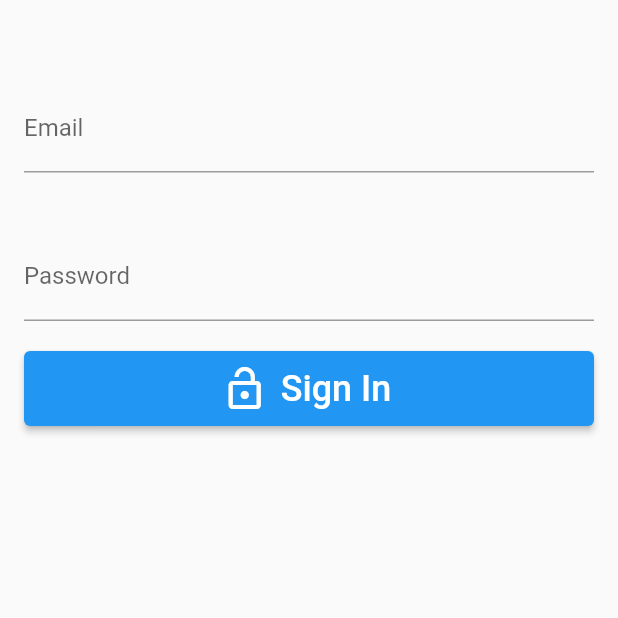
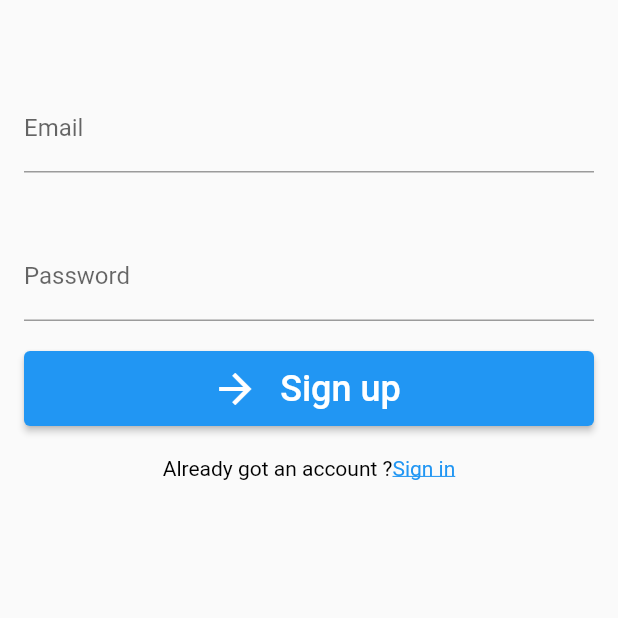
Before and after one commit to Massyl-ZLG/Trivial_Pursuit, a Flutter app: the screen it shows after launch, on a phone screen of 412 x 824 dp, the top half of it. Run offline on Flutter 3.47's test engine with Material 2 defaults, Android fonts, the phone set to English and light mode, and no system bars; our stand-ins replace email_validator, firebase_auth, firebase_core; accounts and stored records are empty.

Commit message:
sign un / sign up & validator mail / password

```diff
--- a/lib/main.dart
+++ b/lib/main.dart
@@ -1,12 +1,14 @@
 import 'package:flutter/material.dart';
 import 'package:firebase_core/firebase_core.dart';
 import 'package:firebase_auth/firebase_auth.dart';
-import 'package:test_flutter/widget/LoginWidget.dart';
+import 'package:test_flutter/page/auth_page.dart';
+import 'package:test_flutter/utils.dart';
 
 import 'home.dart';
 
 Future<void> main() async {
   WidgetsFlutterBinding.ensureInitialized();
+  await Firebase.initializeApp();
   runApp(MyApp());
 }
 
@@ -14,133 +16,38 @@ Future<void> main() async {
 final navigatorKey = GlobalKey<NavigatorState>();
 
 class MyApp extends StatelessWidget {
-  final Future<FirebaseApp> _fbApp = Firebase.initializeApp();
-  //const MyApp({super.key});
+  static const String title = 'Setup Firebase';
 
-  // This widget is the root of your application.
   @override
-  Widget build(BuildContext context) {
-    return MaterialApp(
-      title: 'Flutter Demo',
+  Widget build(BuildContext context) =>  MaterialApp(
+    scaffoldMessengerKey: Utils.messengerKey,
+      debugShowCheckedModeBanner: false,
+      title: title,
       navigatorKey: navigatorKey,
-      theme: ThemeData(
-        // This is the theme of your application.
-        //
-        // Try running your application with "flutter run". You'll see the
-        // application has a blue toolbar. Then, without quitting the app, try
-        // changing the primarySwatch below to Colors.green and then invoke
-        // "hot reload" (press "r" in the console where you ran "flutter run",
-        // or simply save your changes to "hot reload" in a Flutter IDE).
-        // Notice that the counter didn't reset back to zero; the application
-        // is not restarted.
-        primarySwatch: Colors.blue,
-      ),
-      home: FutureBuilder(
-        future: _fbApp,
-        builder: (context, snapshot) {
-          if (snapshot.hasError) {
-            print ('You have an error ! ${snapshot.error.toString()}');
-            return Text('Something went wrong');
-          } else if (snapshot.hasData) {
-            return const MyHomePage(title: 'eee');
-          } else {
-            return Center(
-              child: CircularProgressIndicator(),
-            );
-          }
-        },
-      )
-      //const Home(),
+      home:  MyHomePage(),
     );
-  }
+
 }
 
-class MyHomePage extends StatefulWidget {
-  const MyHomePage({super.key, required this.title});
-
-  // This widget is the home page of your application. It is stateful, meaning
-  // that it has a State object (defined below) that contains fields that affect
-  // how it looks.
-
-  // This class is the configuration for the state. It holds the values (in this
-  // case the title) provided by the parent (in this case the App widget) and
-  // used by the build method of the State. Fields in a Widget subclass are
-  // always marked "final".
-
-  final String title;
+class MyHomePage extends StatelessWidget {
 
   @override
-  State<MyHomePage> createState() => _MyHomePageState();
-}
-
-class _MyHomePageState extends State<MyHomePage> {
-
-
-  @override
-  Widget build(BuildContext context) {
-
-    return Scaffold(
+  Widget build(BuildContext context) => Scaffold(
         body : StreamBuilder<User?>(
           stream: FirebaseAuth.instance.authStateChanges(),
           builder: (context , snapshot){
             if(snapshot.connectionState == ConnectionState.waiting){
-              return Center(child: CircularProgressIndicator());
+              return const Center(child: CircularProgressIndicator());
+            }else if(snapshot.hasError){
+              return const Center(child: Text('Something went wrong  '));
             }else if(snapshot.hasData){
               return const Home();
+            }else{
+              return  AuthPage();
             }
-            return const LoginWidget();
+
           },
-      )
+        )
     );
-    // This method is rerun every time setState is called, for instance as done
-    // by the _incrementCounter method above.
-    //
-    // The Flutter framework has been optimized to make rerunning build methods
-    // fast, so that you can just rebuild anything that needs updating rather
-    // than having to individually change instances of widgets.
 
-
-    // return Scaffold(
-    //   appBar: AppBar(
-    //     // Here we take the value from the MyHomePage object that was created by
-    //     // the App.build method, and use it to set our appbar title.
-    //     title: Text(widget.title),
-    //   ),
-    //   body: Center(
-    //     // Center is a layout widget. It takes a single child and positions it
-    //     // in the middle of the parent.
-    //     child: Column(
-    //       // Column is also a layout widget. It takes a list of children and
-    //       // arranges them vertically. By default, it sizes itself to fit its
-    //       // children horizontally, and tries to be as tall as its parent.
-    //       //
-    //       // Invoke "debug painting" (press "p" in the console, choose the
-    //       // "Toggle Debug Paint" action from the Flutter Inspector in Android
-    //       // Studio, or the "Toggle Debug Paint" command in Visual Studio Code)
-    //       // to see the wireframe for each widget.
-    //       //
-    //       // Column has various properties to control how it sizes itself and
-    //       // how it positions its children. Here we use mainAxisAlignment to
-    //       // center the children vertically; the main axis here is the vertical
-    //       // axis because Columns are vertical (the cross axis would be
-    //       // horizontal).
-    //       mainAxisAlignment: MainAxisAlignment.center,
-    //       children: <Widget>[
-    //         const Text(
-    //           'You have pushed the button this many times:',
-    //         ),
-    //         Text(
-    //           '$_counter',
-    //           style: Theme.of(context).textTheme.headline4,
-    //         ),
-    //       ],
-    //     ),
-    //   ),
-    //   floatingActionButton: FloatingActionButton(
-    //     onPressed: _incrementCounter,
-    //     tooltip: 'Increment',
-    //     child: const Icon(Icons.add),
-    //   ), // This trailing comma makes auto-formatting nicer for build methods.
-    // );
-  }
 }
--- /dev/null
+++ b/lib/page/auth_page.dart
@@ -0,0 +1,23 @@
+import 'package:flutter/cupertino.dart';
+
+import '../widget/login_widget.dart';
+import '../widget/signup_widget.dart';
+
+class AuthPage extends StatefulWidget {
+  const AuthPage({super.key});
+
+  @override
+  _AuthPageState createState() => _AuthPageState();
+}
+
+class _AuthPageState extends State<AuthPage> {
+  bool isLogin = false;
+
+  @override
+  Widget build(BuildContext context) => isLogin
+      ? LoginWidget(onClickedSignUp: toggle )
+      : SignUpWidget(onClickedSignIn: toggle );
+
+  void toggle() => setState(() => isLogin = !isLogin);
+
+}
--- /dev/null
+++ b/lib/utils.dart
@@ -0,0 +1,15 @@
+import 'package:flutter/material.dart';
+
+class Utils {
+
+  static final messengerKey = GlobalKey<ScaffoldMessengerState>();
+  static showSnackBar(String? text){
+    if(text == null) return ;
+
+    final snackBar = SnackBar(content: Text(text) , backgroundColor: Colors.red);
+
+    messengerKey.currentState!
+      ..removeCurrentSnackBar()
+      ..showSnackBar(snackBar);
+  }
+}
--- a/lib/widget/LoginWidget.dart
+++ /dev/null
@@ -1,80 +0,0 @@
-import 'package:firebase_auth/firebase_auth.dart';
-import 'package:flutter/cupertino.dart';
-import 'package:flutter/material.dart';
-
-import '../main.dart';
-
-class LoginWidget extends StatefulWidget {
-  const LoginWidget({Key? key}) : super(key: key);
-  @override
-  State<LoginWidget> createState() => _LoginWidgetState();
-}
-
-class _LoginWidgetState extends State<LoginWidget> {
-  final emailController = TextEditingController();
-  final passwordController = TextEditingController();
-
-  @override
-  void dispose(){
-    emailController.dispose();
-    passwordController.dispose();
-    super.dispose();
-  }
-
-  @override
-  Widget build(BuildContext context) => SingleChildScrollView(
-    padding : const EdgeInsets.all(16),
-    child : Column(
-      mainAxisAlignment: MainAxisAlignment.center,
-      children: [
-        const SizedBox(height: 40),
-        TextField(
-          controller: emailController,
-          cursorColor: Colors.white,
-          textInputAction: TextInputAction.next,
-          decoration: InputDecoration( label  : Text('Email') ),
-          obscureText: false,
-        ),
-        const SizedBox(height: 40),
-        TextField(
-          controller: passwordController,
-          cursorColor: Colors.white,
-          textInputAction: TextInputAction.next,
-          decoration: InputDecoration(label  : Text('Password') ),
-          obscureText: true,
-        ),
-        const SizedBox(height: 20),
-        ElevatedButton.icon(
-          style: ElevatedButton.styleFrom(
-            minimumSize: const Size.fromHeight(50),
-          ),
-          icon : const Icon(Icons.lock_open , size: 32),
-          label: const Text(
-            'Sign In',
-            style : TextStyle(fontSize: 24),
-          ),
-          onPressed: signIn,
-        )
-      ],
-    )
-  );
-
-  Future signIn() async {
-    showDialog(
-      context: context,
-      barrierDismissible: false,
-      builder: (context) => Center(child: CircularProgressIndicator()),
-    );
-
-    try {
-      await FirebaseAuth.instance.signInWithEmailAndPassword(
-        email : emailController.text.trim(),
-        password : passwordController.text.trim(),
-      );
-    } on FirebaseAuthException catch (e) {
-      print(e);
-    }
-
-    navigatorKey.currentState!.popUntil((route) => route.isFirst);
-  }
-}
--- /dev/null
+++ b/lib/widget/signup_widget.dart
@@ -0,0 +1,128 @@
+import 'package:email_validator/email_validator.dart';
+import 'package:firebase_auth/firebase_auth.dart';
+import 'package:flutter/cupertino.dart';
+import 'package:flutter/gestures.dart';
+import 'package:flutter/material.dart';
+
+import '../main.dart';
+import '../utils.dart';
+
+class SignUpWidget extends StatefulWidget {
+
+  final VoidCallback onClickedSignIn;
+
+  const SignUpWidget({
+    Key? key,
+    required this.onClickedSignIn,
+  }) : super(key: key);
+
+  @override
+  State<SignUpWidget> createState() => _SignUpWidgetState();
+}
+
+class _SignUpWidgetState extends State<SignUpWidget> {
+  final formKey = GlobalKey<FormState>();
+  final emailController = TextEditingController();
+  final passwordController = TextEditingController();
+
+
+  @override
+  void dispose(){
+    emailController.dispose();
+    passwordController.dispose();
+    super.dispose();
+  }
+
+  @override
+  Widget build(BuildContext context) => SingleChildScrollView(
+      padding : const EdgeInsets.all(16),
+      child : Form (
+        key : formKey,
+        child :    Column(
+          mainAxisAlignment: MainAxisAlignment.center,
+          children: [
+            const SizedBox(height: 40),
+            TextFormField(
+              controller: emailController,
+              cursorColor: Colors.white,
+              textInputAction: TextInputAction.next,
+              decoration: const InputDecoration( label  : Text('Email') ),
+              obscureText: false,
+              autovalidateMode: AutovalidateMode.onUserInteraction,
+              validator: (email) =>
+              email != null && !EmailValidator.validate(email)
+                  ? 'Enter a valid email'
+                  : null,
+            ),
+            const SizedBox(height: 40),
+            TextFormField(
+              controller: passwordController,
+              cursorColor: Colors.white,
+              textInputAction: TextInputAction.next,
+              decoration: const InputDecoration(label  : Text('Password') ),
+              obscureText: true,
+              autovalidateMode: AutovalidateMode.onUserInteraction,
+              validator: (passsword) =>
+              passsword != null && passsword.length < 6
+                  ? 'Enter min. 6 characters'
+                  : null,
+            ),
+            const SizedBox(height: 20),
+            ElevatedButton.icon(
+              style: ElevatedButton.styleFrom(
+                minimumSize: const Size.fromHeight(50),
+              ),
+              icon : const Icon(Icons.arrow_forward , size: 32),
+              label: const Text(
+                ' Sign up',
+                style : TextStyle(fontSize: 24),
+              ),
+              onPressed: signUp,
+            ),
+            const SizedBox(height: 20),
+            RichText(
+                text: TextSpan(
+                    recognizer: TapGestureRecognizer()
+                      ..onTap =  widget.onClickedSignIn,
+                    style: const TextStyle(color: Colors.black),
+                    text : 'Already got an account ?',
+                    children: [
+                      TextSpan(
+                          text: 'Sign in',
+                          style : TextStyle(
+                            decoration: TextDecoration.underline,
+                            color : Theme.of(context).colorScheme.secondary,
+                          )
+                      )
+                    ]
+                )
+            ),
+          ],
+        )
+      )
+
+  );
+  Future signUp() async {
+
+    final isValid = formKey.currentState!.validate();
+    if(!isValid) return;
+
+    showDialog(
+      context: context,
+      barrierDismissible: false,
+      builder: (context) => Center(child: CircularProgressIndicator()),
+    );
+
+    try {
+      await FirebaseAuth.instance.createUserWithEmailAndPassword (
+        email : emailController.text.trim(),
+        password : passwordController.text.trim(),
+      );
+    } on FirebaseAuthException catch (e) {
+      print(e);
+      Utils.showSnackBar(e.message);
+    }
+
+    navigatorKey.currentState!.popUntil((route) => route.isFirst);
+  }
+}
--- a/pubspec.yaml
+++ b/pubspec.yaml
@@ -39,6 +39,7 @@ dependencies:
   firebase_core: ^1.23.0
   firebase_database: ^9.1.5
   firebase_auth: ^3.3.4
+  email_validator : ^2.0.1
 
 dev_dependencies:
   flutter_test:
```
Also changed, not shown: lib/widget/login_widget.dart (added, +108 -0 lines), pubspec.lock, 4 other files.
